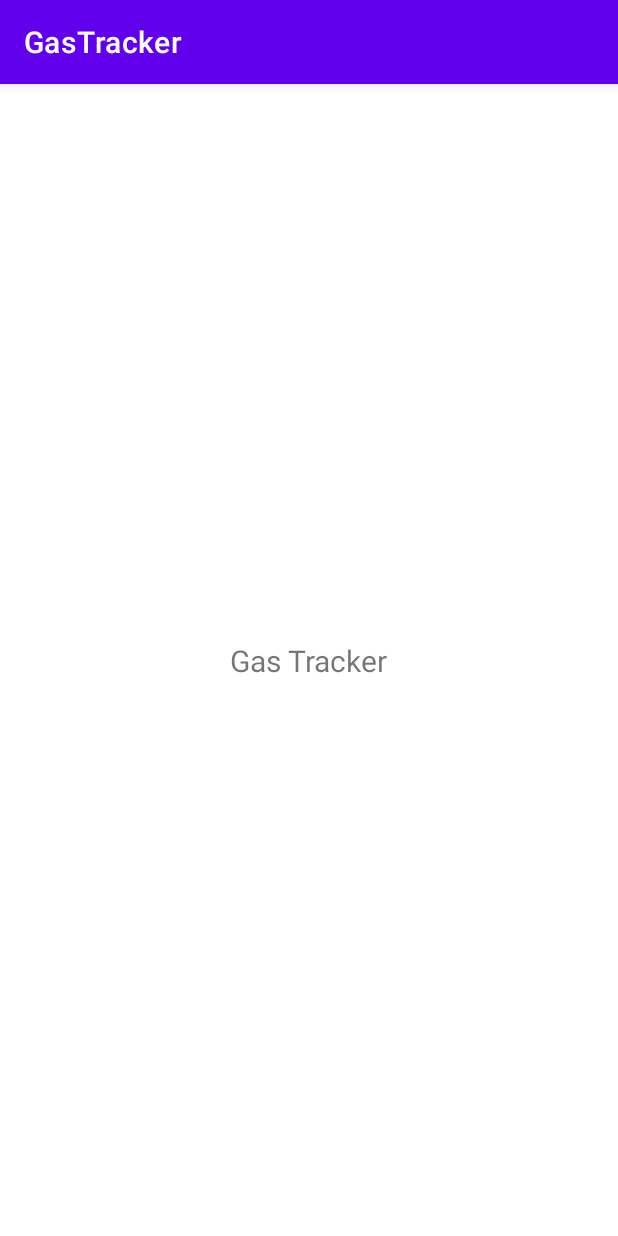
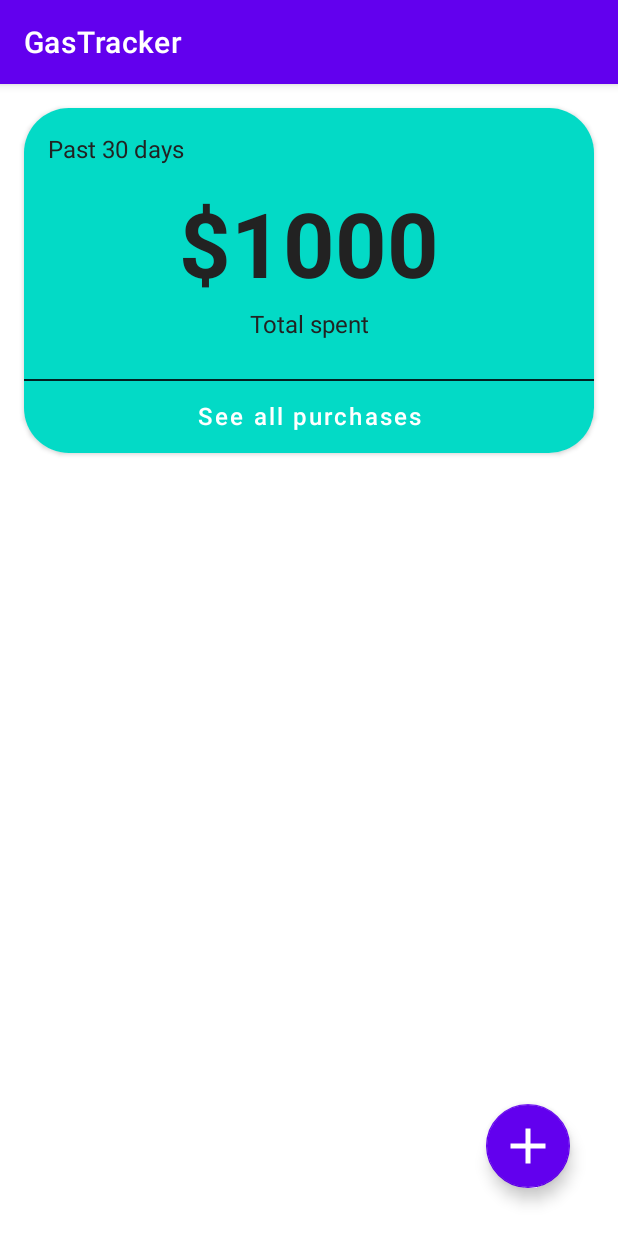
Before and after one commit to MobileAppDevGroup22/COMP4200-Group22-Project, an Android app: the MainActivity screen opened directly, with no data from a screen before it, on a phone screen of 412 x 824 dp. Run offline under Robolectric (Android 15) with nearby library versions, the phone set to English and light mode, and no system bars.

Commit message:
Main Activity Display
Setting up the design of the main activity

```diff
--- a/GasTracker/app/src/main/AndroidManifest.xml
+++ b/GasTracker/app/src/main/AndroidManifest.xml
@@ -9,6 +9,9 @@
         android:roundIcon="@mipmap/ic_launcher_round"
         android:supportsRtl="true"
         android:theme="@style/Theme.GasTracker">
+        <activity
+            android:name=".PurchasesActivity"
+            android:exported="false" />
         <activity
             android:name=".MainActivity"
             android:exported="false" />
--- a/GasTracker/app/src/main/java/group22/gastracker/MainActivity.java
+++ b/GasTracker/app/src/main/java/group22/gastracker/MainActivity.java
@@ -1,6 +1,9 @@
 package group22.gastracker;
 
 import androidx.appcompat.app.AppCompatActivity;
+import androidx.fragment.app.FragmentManager;
+import androidx.fragment.app.FragmentTransaction;
+import androidx.recyclerview.widget.RecyclerView;
 
 import android.content.Context;
 import android.content.Intent;
@@ -14,14 +17,25 @@ import android.widget.EditText;
 import android.widget.TextView;
 import android.widget.Toast;
 
+import com.google.android.material.floatingactionbutton.FloatingActionButton;
+
 public class MainActivity extends AppCompatActivity {
 
+    FloatingActionButton addNewEntryButton;
 
     @Override
     protected void onCreate(Bundle savedInstanceState) {
         super.onCreate(savedInstanceState);
         setContentView(R.layout.activity_main);
 
+        addNewEntryButton = findViewById(R.id.actionButton_addEntry);
+
+        addNewEntryButton.setOnClickListener(new View.OnClickListener() {
+            @Override
+            public void onClick(View view) {
+
+            }
+        });
 
     }
 
--- /dev/null
+++ b/GasTracker/app/src/main/java/group22/gastracker/PurchasesActivity.java
@@ -0,0 +1,14 @@
+package group22.gastracker;
+
+import androidx.appcompat.app.AppCompatActivity;
+
+import android.os.Bundle;
+
+public class PurchasesActivity extends AppCompatActivity {
+
+    @Override
+    protected void onCreate(Bundle savedInstanceState) {
+        super.onCreate(savedInstanceState);
+        setContentView(R.layout.activity_purchases);
+    }
+}
--- /dev/null
+++ b/GasTracker/app/src/main/res/drawable/ic_baseline_add_24.xml
@@ -0,0 +1,10 @@
+<vector xmlns:android="http://schemas.android.com/apk/res/android"
+    android:width="24dp"
+    android:height="24dp"
+    android:viewportWidth="24"
+    android:viewportHeight="24"
+    android:tint="?attr/colorControlNormal">
+  <path
+      android:fillColor="@android:color/white"
+      android:pathData="M19,13h-6v6h-2v-6H5v-2h6V5h2v6h6v2z"/>
+</vector>
--- a/GasTracker/app/src/main/res/layout/activity_main.xml
+++ b/GasTracker/app/src/main/res/layout/activity_main.xml
@@ -7,14 +7,95 @@
     tools:context=".MainActivity">
 
 
-    <TextView
-        android:id="@+id/textView2"
+    <com.google.android.material.floatingactionbutton.FloatingActionButton
+        android:id="@+id/actionButton_addEntry"
         android:layout_width="wrap_content"
         android:layout_height="wrap_content"
-        android:text="Gas Tracker"
-        android:textSize="20sp"
+        android:layout_marginEnd="32dp"
+        android:layout_marginBottom="32dp"
+        android:clickable="true"
+        android:scaleType="center"
+        app:backgroundTint="@color/design_default_color_primary"
         app:layout_constraintBottom_toBottomOf="parent"
         app:layout_constraintEnd_toEndOf="parent"
+        app:maxImageSize="40sp"
+        app:srcCompat="@drawable/ic_baseline_add_24"
+        app:tint="@color/design_default_color_background" />
+
+    <androidx.cardview.widget.CardView
+        android:layout_width="match_parent"
+        android:layout_height="230dp"
+        android:layout_marginStart="16dp"
+        android:layout_marginTop="16dp"
+        android:layout_marginEnd="16dp"
+        app:cardCornerRadius="30dp"
+        app:layout_constraintEnd_toEndOf="parent"
         app:layout_constraintStart_toStartOf="parent"
-        app:layout_constraintTop_toTopOf="parent" />
+        app:layout_constraintTop_toTopOf="parent">
+
+        <androidx.constraintlayout.widget.ConstraintLayout
+            android:layout_width="match_parent"
+            android:layout_height="match_parent"
+            android:background="@color/design_default_color_secondary">
+
+            <TextView
+                android:id="@+id/textView_past30Days"
+                android:layout_width="wrap_content"
+                android:layout_height="wrap_content"
+                android:layout_marginStart="16dp"
+                android:layout_marginTop="16dp"
+                android:text="Past 30 days"
+                android:textSize="16sp"
+                app:layout_constraintStart_toStartOf="parent"
+                app:layout_constraintTop_toTopOf="parent" />
+
+            <TextView
+                android:id="@+id/textView_totalSpentDisplay"
+                android:layout_width="343dp"
+                android:layout_height="75dp"
+                android:layout_marginBottom="8dp"
+                android:gravity="center"
+                android:text="$1000"
+                android:textSize="60sp"
+                android:textStyle="bold"
+                app:layout_constraintBottom_toBottomOf="@+id/view"
+                app:layout_constraintEnd_toEndOf="parent"
+                app:layout_constraintStart_toStartOf="parent"
+                app:layout_constraintTop_toTopOf="parent" />
+
+            <TextView
+                android:id="@+id/textView_totalSpent"
+                android:layout_width="wrap_content"
+                android:layout_height="wrap_content"
+                android:layout_marginTop="8dp"
+                android:text="Total spent"
+                android:textSize="16sp"
+                app:layout_constraintEnd_toEndOf="parent"
+                app:layout_constraintStart_toStartOf="parent"
+                app:layout_constraintTop_toBottomOf="@+id/textView_totalSpentDisplay" />
+
+            <View
+                android:id="@+id/view"
+                android:layout_width="match_parent"
+                android:layout_height="1dp"
+                android:background="#002222"
+                app:layout_constraintBottom_toTopOf="@+id/button_seeAllPurchases"
+                app:layout_constraintEnd_toEndOf="parent"
+                app:layout_constraintStart_toStartOf="parent" />
+
+            <Button
+                android:id="@+id/button_seeAllPurchases"
+                android:layout_width="match_parent"
+                android:layout_height="wrap_content"
+                android:background="@android:color/transparent"
+                android:textAllCaps="false"
+                android:includeFontPadding="false"
+                android:text="See all purchases"
+                android:textSize="16sp"
+                app:layout_constraintBottom_toBottomOf="parent"
+                app:layout_constraintEnd_toEndOf="parent"
+                app:layout_constraintStart_toStartOf="parent" />
+        </androidx.constraintlayout.widget.ConstraintLayout>
+    </androidx.cardview.widget.CardView>
+
 </androidx.constraintlayout.widget.ConstraintLayout>
--- /dev/null
+++ b/GasTracker/app/src/main/res/layout/activity_purchases.xml
@@ -0,0 +1,12 @@
+<?xml version="1.0" encoding="utf-8"?>
+<androidx.constraintlayout.widget.ConstraintLayout xmlns:android="http://schemas.android.com/apk/res/android"
+    xmlns:app="http://schemas.android.com/apk/res-auto"
+    xmlns:tools="http://schemas.android.com/tools"
+    android:layout_width="match_parent"
+    android:layout_height="match_parent"
+    tools:context=".PurchasesActivity">
+
+    <androidx.recyclerview.widget.RecyclerView
+        android:layout_width="match_parent"
+        android:layout_height="match_parent" />
+</androidx.constraintlayout.widget.ConstraintLayout>
--- a/GasTracker/app/src/main/res/values-night/themes.xml
+++ b/GasTracker/app/src/main/res/values-night/themes.xml
@@ -13,4 +13,5 @@
         <item name="android:statusBarColor" tools:targetApi="l">?attr/colorPrimaryVariant</item>
         <!-- Customize your theme here. -->
     </style>
+
 </resources>
--- a/GasTracker/app/src/main/res/values/themes.xml
+++ b/GasTracker/app/src/main/res/values/themes.xml
@@ -1,6 +1,7 @@
 <resources xmlns:tools="http://schemas.android.com/tools">
     <!-- Base application theme. -->
     <style name="Theme.GasTracker" parent="Theme.MaterialComponents.DayNight.DarkActionBar">
+        <item name="android:textColor">#222222</item>
         <!-- Primary brand color. -->
         <item name="colorPrimary">@color/purple_500</item>
         <item name="colorPrimaryVariant">@color/purple_700</item>
```
